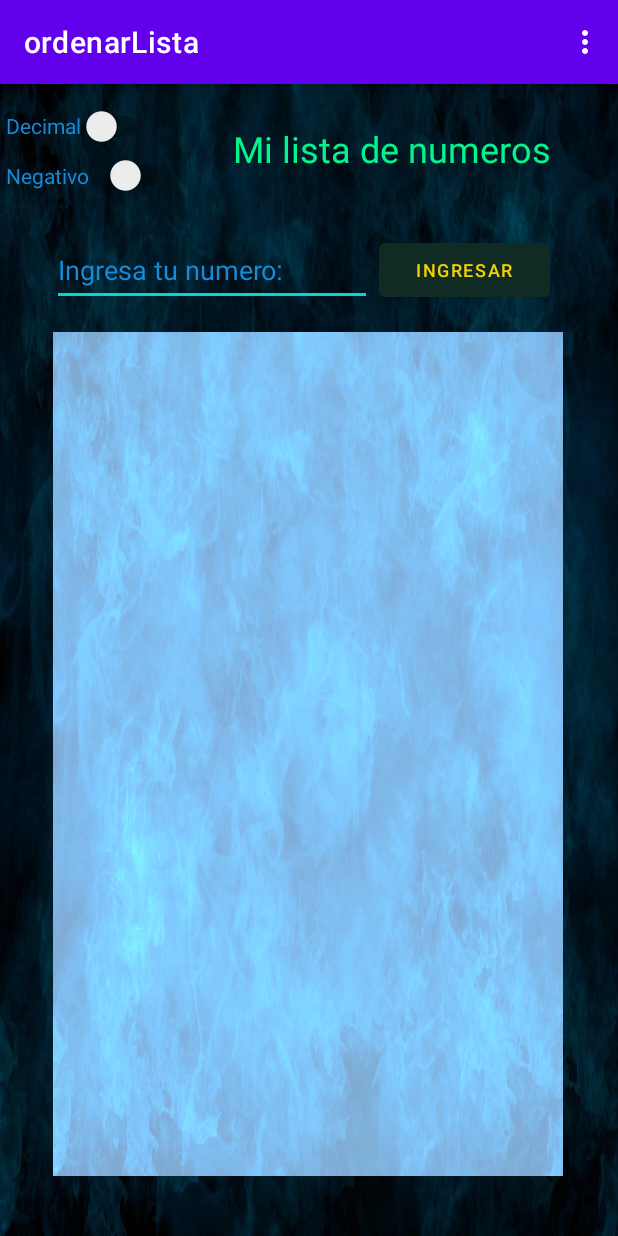
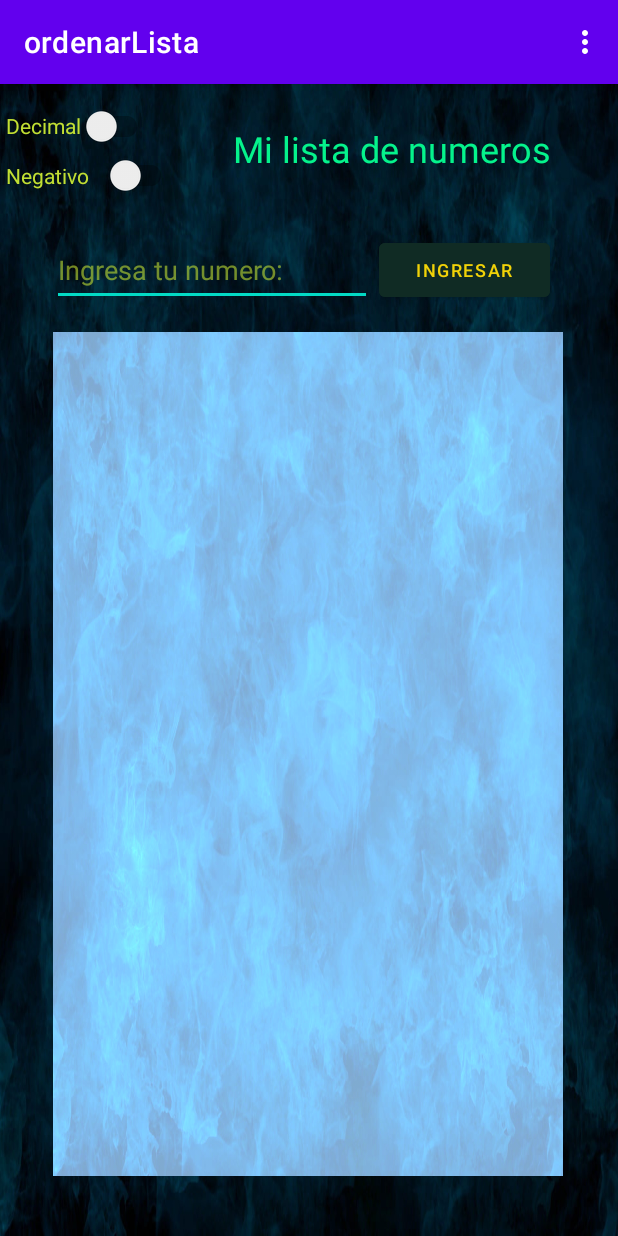
Before and after one commit to ArterialK/ordenarLista, an Android app: the screen it shows after launch (MainActivity), on a phone screen of 412 x 824 dp. Run offline under Robolectric (Android 15) with nearby library versions, the phone set to English and light mode, and no system bars.

Commit message:
Corrección de color en la vista de usuario

```diff
--- a/app/src/main/res/layout/activity_main.xml
+++ b/app/src/main/res/layout/activity_main.xml
@@ -70,8 +70,8 @@
         android:inputType="number"
         android:maxLength="7"
         android:minHeight="48dp"
-        android:textColor="#33A127"
-        android:textColorHint="#178BD8"
+        android:textColor="#C2DF33"
+        android:textColorHint="#99C2DF33"
         app:layout_constraintBottom_toBottomOf="parent"
         app:layout_constraintEnd_toEndOf="parent"
         app:layout_constraintHorizontal_bias="0.174"
@@ -88,7 +88,7 @@
         android:minHeight="32dp"
         android:onClick="decimalOn"
         android:text="@string/hDecimal"
-        android:textColor="#178BD8"
+        android:textColor="#C2DF33"
         app:layout_constraintStart_toStartOf="parent"
         app:layout_constraintTop_toTopOf="parent" />
 
@@ -100,7 +100,7 @@
         android:minHeight="48dp"
         android:onClick="negativoOn"
         android:text="@string/hNegativo"
-        android:textColor="#178BD8"
+        android:textColor="#C2DF33"
         app:layout_constraintStart_toStartOf="parent"
         app:layout_constraintTop_toBottomOf="@+id/swDecimal"
         tools:ignore="UseSwitchCompatOrMaterialXml,TouchTargetSizeCheck" />
```
